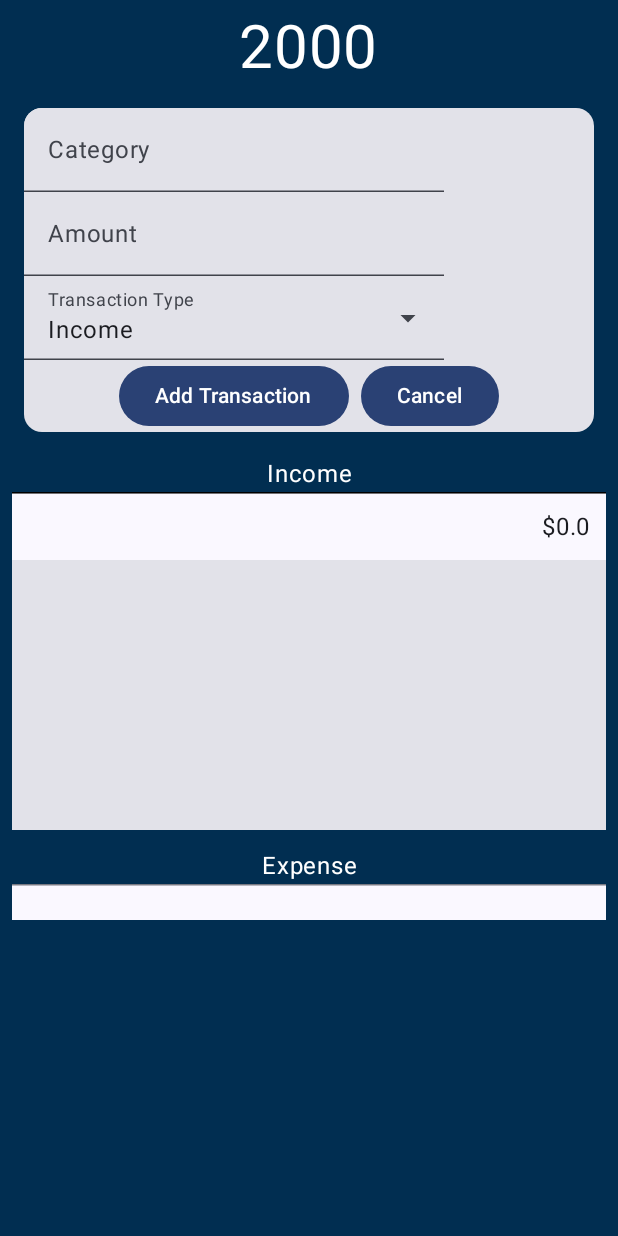
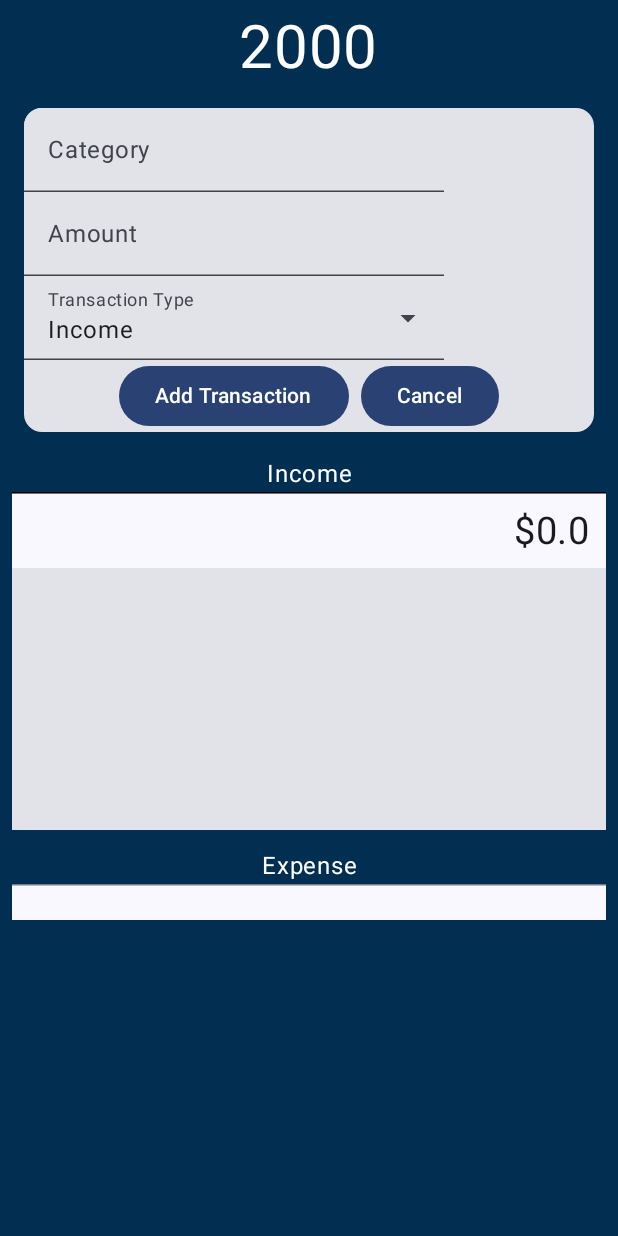
Before and after one commit to ShaneTaylor1993/BudgetProApp, an Android app built with Jetpack Compose: the screen it shows after launch (MainActivity), after a tap on "Add Transaction", on a phone screen of 412 x 824 dp. Run offline under Robolectric (Android 15) with nearby library versions, the phone set to English and light mode, and no system bars; our stand-ins replace Dagger/Hilt's generated code, Room's generated code.

Commit message:
Pushing changes.

```diff
--- a/ui/src/main/java/components/TransactionForm.kt
+++ b/ui/src/main/java/components/TransactionForm.kt
@@ -38,12 +38,8 @@ fun TransactionForm(
 ) {
     var categoryState by remember { mutableStateOf("") }
     var amountState by remember { mutableStateOf("") }
-    var transactionTypeState by remember { mutableStateOf("") }
     var selectedValue by remember {
         mutableStateOf("Income")
-    }
-    var showDropdownMenu by remember {
-        mutableStateOf(false)
     }
 
     Column(
--- a/ui/src/main/java/components/TransactionList.kt
+++ b/ui/src/main/java/components/TransactionList.kt
@@ -23,6 +23,8 @@ import androidx.compose.ui.Modifier
 import androidx.compose.ui.graphics.Color
 import androidx.compose.ui.text.style.TextAlign
 import androidx.compose.ui.tooling.preview.Preview
+import androidx.compose.ui.unit.TextUnit
+import androidx.compose.ui.unit.TextUnitType
 import androidx.compose.ui.unit.dp
 import data.UserTransaction
 import theme.BudgetProTheme
@@ -64,8 +66,14 @@ fun TransactionItem(userTransaction: UserTransaction) {
                 .padding(10.dp),
             horizontalArrangement = Arrangement.SpaceBetween
         ) {
-            Text(text = userTransaction.category ?: "")
-            Text(text = "$${userTransaction.amount}")
+            Text(
+                text = userTransaction.formattedCategory,
+                fontSize = TextUnit(25f, TextUnitType.Sp)
+            )
+            Text(
+                text = "$${userTransaction.amount}",
+                fontSize = TextUnit(25f, TextUnitType.Sp)
+            )
         }
     }
 }
--- a/ui/src/main/java/data/UserTransaction.kt
+++ b/ui/src/main/java/data/UserTransaction.kt
@@ -11,4 +11,9 @@ data class UserTransaction(
     val transactionType: String? = "",
     val date: LocalDate? = LocalDate.now(),
     val id: Int = 0,
-) : Serializable
+) : Serializable {
+    val formattedCategory: String
+        get() {
+            return category?.replaceFirstChar { it.uppercase() } ?: ""
+        }
+}
```
